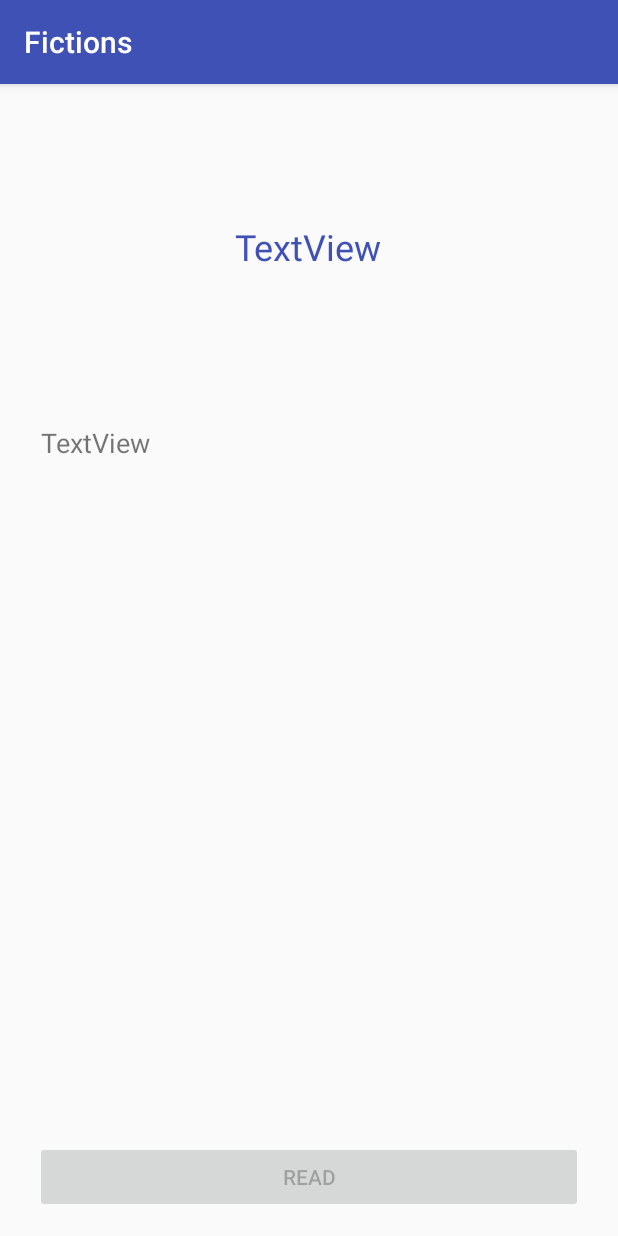
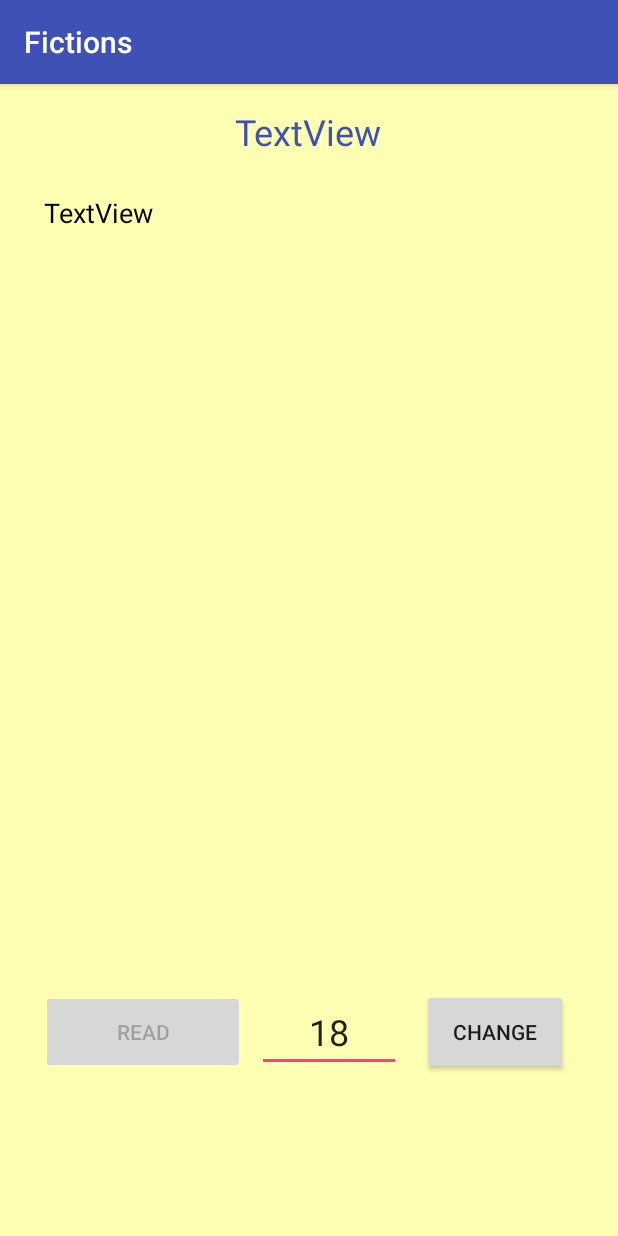
Before and after one commit to Gotsira/FictionsApp, an Android app: the BookDetails screen opened directly, with no data from a screen before it, on a phone screen of 412 x 824 dp. Run offline under Robolectric (Android 15) with nearby library versions, the phone set to English and light mode, and no system bars; network calls fail; 2 statements that could not run were skipped.

Commit message:
check if editted

```diff
--- a/app/src/main/AndroidManifest.xml
+++ b/app/src/main/AndroidManifest.xml
@@ -21,7 +21,10 @@
             </intent-filter>
         </activity>
 
-        <activity android:name=".BookDetails"></activity>
+        <activity
+            android:name=".BookDetails"
+            android:windowSoftInputMode="adjustPan">
+        </activity>
     </application>
 
 
--- a/app/src/main/java/com/example/got/fictions/BookActivity.kt
+++ b/app/src/main/java/com/example/got/fictions/BookActivity.kt
@@ -12,12 +12,14 @@ import kotlinx.android.synthetic.main.activity_main.*
 class MainActivity : AppCompatActivity() {
 
 
-    private val bookListFragment: BookListFragment = BookListFragment()
+    private lateinit var bookListFragment: BookListFragment
     private var mSectionsPagerAdapter: ShowAdapter? = null
 
     override fun onCreate(savedInstanceState: Bundle?) {
         super.onCreate(savedInstanceState)
         setContentView(R.layout.activity_main)
+
+        bookListFragment = BookListFragment()
 
         mSectionsPagerAdapter = ShowAdapter(supportFragmentManager)
 
--- a/app/src/main/java/com/example/got/fictions/BookDetailsActivity.kt
+++ b/app/src/main/java/com/example/got/fictions/BookDetailsActivity.kt
@@ -14,6 +14,7 @@ class BookDetails : AppCompatActivity(), TextToSpeech.OnInitListener {
 
     private var tts : TextToSpeech? = null
     private var readAloud : Button? = null
+    private var numeric = true
 
     override fun onCreate(savedInstanceState: Bundle?) {
         super.onCreate(savedInstanceState)
@@ -41,6 +42,13 @@ class BookDetails : AppCompatActivity(), TextToSpeech.OnInitListener {
                 tts!!.speak(text, TextToSpeech.QUEUE_FLUSH, hash)
             }
         }
+
+        changeTextSize.setOnClickListener{
+            numeric = textSize.text.matches("-?\\d+(\\.\\d+)?".toRegex())
+            if(numeric) {
+                bookDetails.setTextSize(textSize.text.toString().toFloat())
+            }
+        }
     }
 
     override fun onInit(status: Int) {
--- a/app/src/main/java/com/example/got/fictions/models/BookRepository.kt
+++ b/app/src/main/java/com/example/got/fictions/models/BookRepository.kt
@@ -10,7 +10,8 @@ abstract class BookRepository: Observable() {
     abstract fun loadAllBooks()
 
     fun getBooks(): ArrayList<Book> {
-        return bookList
+        var sortedBook = ArrayList(bookList.sortedWith(compareBy({it.title})))
+        return sortedBook
     }
 
     fun filterSorted(searchMsg: String): List<Book> {
--- a/app/src/main/res/layout/activity_book_details.xml
+++ b/app/src/main/res/layout/activity_book_details.xml
@@ -4,7 +4,7 @@
     xmlns:tools="http://schemas.android.com/tools"
     android:layout_width="match_parent"
     android:layout_height="match_parent"
-
+    android:background="@color/eye"
     android:padding="15dp"
     tools:layout_editor_absoluteY="81dp"><![CDATA[
     tools:context="com.javasampleapproach.kotlin.gridview.FoodDetails">
@@ -15,16 +15,60 @@
 
     ]]>
 
-    <Button
-        android:id="@+id/read"
-        android:layout_width="match_parent"
-        android:layout_height="wrap_content"
+    <android.support.constraint.ConstraintLayout
+        android:layout_width="373dp"
+        android:layout_height="78dp"
+        android:layout_marginBottom="8dp"
         android:layout_marginEnd="8dp"
         android:layout_marginStart="8dp"
-        android:text="READ"
+        android:layout_marginTop="10dp"
         app:layout_constraintBottom_toBottomOf="parent"
         app:layout_constraintEnd_toEndOf="parent"
-        app:layout_constraintStart_toStartOf="parent" />
+        app:layout_constraintStart_toStartOf="parent"
+        app:layout_constraintTop_toBottomOf="@+id/textAreaScroller">
+
+        <Button
+            android:id="@+id/read"
+            android:layout_width="136dp"
+            android:layout_height="56dp"
+            android:layout_marginBottom="8dp"
+            android:layout_marginStart="8dp"
+            android:layout_marginTop="8dp"
+            android:text="READ"
+            app:layout_constraintBottom_toBottomOf="parent"
+            app:layout_constraintStart_toStartOf="parent"
+            app:layout_constraintTop_toTopOf="parent" />
+
+        <Button
+            android:id="@+id/changeTextSize"
+            android:layout_width="97dp"
+            android:layout_height="57dp"
+            android:layout_marginBottom="8dp"
+            android:layout_marginEnd="8dp"
+            android:layout_marginStart="8dp"
+            android:layout_marginTop="8dp"
+            android:text="Change"
+            app:layout_constraintBottom_toBottomOf="parent"
+            app:layout_constraintEnd_toEndOf="parent"
+            app:layout_constraintStart_toEndOf="@+id/textSize"
+            app:layout_constraintTop_toTopOf="parent" />
+
+        <EditText
+            android:id="@+id/textSize"
+            android:layout_width="96dp"
+            android:layout_height="53dp"
+            android:layout_marginBottom="8dp"
+            android:layout_marginStart="8dp"
+            android:layout_marginTop="8dp"
+            android:ems="10"
+            android:inputType="textPersonName"
+            android:text="18"
+            android:textAlignment="center"
+            android:textSize="24sp"
+            app:layout_constraintBottom_toBottomOf="parent"
+            app:layout_constraintStart_toEndOf="@+id/read"
+            app:layout_constraintTop_toTopOf="parent" />
+    </android.support.constraint.ConstraintLayout>
 
     <TextView
         android:id="@+id/bookName"
@@ -45,12 +89,11 @@
 
     <ScrollView
         android:id="@+id/textAreaScroller"
-        android:layout_width="381dp"
-        android:layout_height="421dp"
+        android:layout_width="378dp"
+        android:layout_height="455dp"
         android:layout_marginEnd="8dp"
         android:layout_marginTop="5dp"
         android:scrollbars="vertical"
-        app:layout_constraintBottom_toTopOf="@+id/read"
         app:layout_constraintEnd_toEndOf="parent"
         app:layout_constraintHorizontal_bias="0.5"
         app:layout_constraintStart_toStartOf="parent"
@@ -65,6 +108,7 @@
             android:paddingBottom="10dp"
             android:paddingTop="10dp"
             android:text="TextView"
+            android:textColor="@android:color/black"
             android:textSize="18sp" />
     </ScrollView>
 
--- a/app/src/main/res/layout/activity_main.xml
+++ b/app/src/main/res/layout/activity_main.xml
@@ -4,6 +4,7 @@
     android:layout_width="match_parent"
     android:layout_height="match_parent"
     tools:context=".MainActivity"
+    android:background="@color/eye"
     android:orientation="vertical">
 
     <android.support.v4.view.ViewPager
--- a/app/src/main/res/layout/book_entry.xml
+++ b/app/src/main/res/layout/book_entry.xml
@@ -20,5 +20,5 @@
         android:layout_height="wrap_content"
         android:gravity="center"
         android:text="Book"
-        android:textSize="20sp" />
+        android:textSize="15sp" />
 </LinearLayout>
--- a/app/src/main/res/layout/book_fragment.xml
+++ b/app/src/main/res/layout/book_fragment.xml
@@ -21,7 +21,7 @@
         android:layout_height="567dp"
         android:columnWidth="150dp"
         android:horizontalSpacing="15dp"
-        android:numColumns="auto_fit"
+        android:numColumns="3"
         android:verticalSpacing="15dp" />
 
 </LinearLayout>
--- a/app/src/main/res/values/strings.xml
+++ b/app/src/main/res/values/strings.xml
@@ -1,3 +1,4 @@
 <resources>
     <string name="app_name">Fictions</string>
+    <color name="eye">#ffffb3</color>
 </resources>
```
